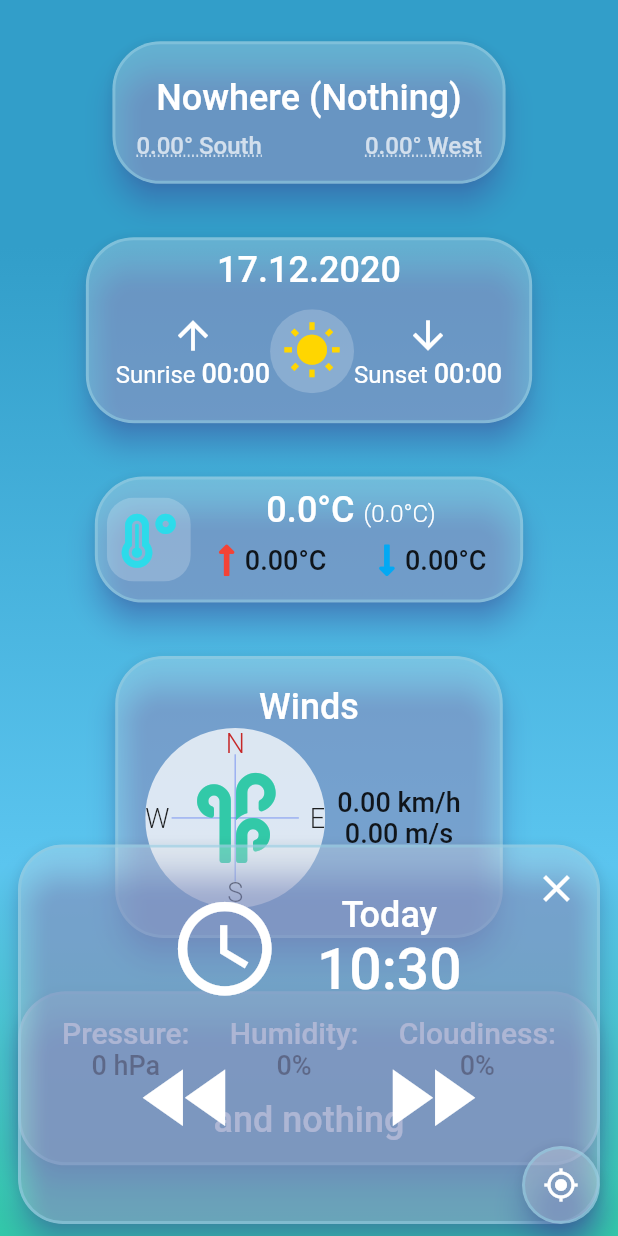
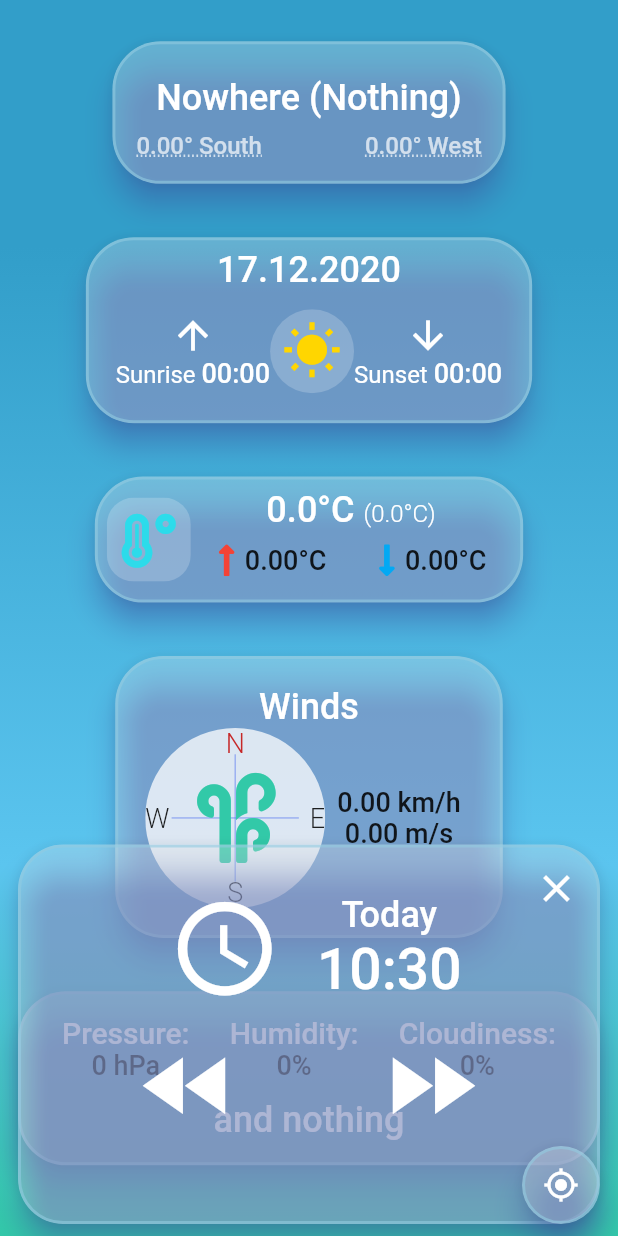
Before and after one commit to Varadho/bachelor_weather, a Flutter app: the BlocPage screen opened directly, after a tap on the "access time" icon, on a phone screen of 412 x 824 dp. Run offline on Flutter 3.47's test engine with Material 2 defaults, Android fonts, the phone set to English and light mode, and no system bars; our stand-ins replace equatable, flutter_bloc, flutter_compass, flutter_mobx, flutter_redux, font_awesome_flutter and 4 more; generated files the repository leaves out were written again; statements that could not run were skipped.

Commit message:
Update time selectors. No further inksplashing. Raw gesture detectors, instead of fancy buttons.

```diff
--- a/lib/ui/pages/bloc/controls/time_selector.dart
+++ b/lib/ui/pages/bloc/controls/time_selector.dart
@@ -67,24 +67,18 @@ class TimeSelector extends StatelessWidget {
                 child: Row(
                   mainAxisAlignment: MainAxisAlignment.spaceEvenly,
                   children: [
-                    IconButton(
+                    GestureDetector(
                       key: const Key("previous_time"),
-                      onPressed: () => BlocProvider.of<WeatherBloc>(context)
+                      onTap: () => BlocProvider.of<WeatherBloc>(context)
                           .add(DecrementTimeEvent()),
-                      icon: decrementTimeIcon,
-                      splashColor: Colors.transparent,
-                      highlightColor: Colors.transparent,
-                      iconSize: 75,
+                      child: decrementTimeIcon,
                     ),
                     Container(),
-                    IconButton(
+                    GestureDetector(
                       key: const Key("next_time"),
-                      onPressed: () => BlocProvider.of<WeatherBloc>(context)
+                      onTap: () => BlocProvider.of<WeatherBloc>(context)
                           .add(IncrementTimeEvent()),
-                      icon: incrementTimeIcon,
-                      splashColor: Colors.transparent,
-                      highlightColor: Colors.transparent,
-                      iconSize: 75,
+                      child: incrementTimeIcon,
                     ),
                   ],
                 ),
```
Also changed, not shown: lib/ui/pages/mobx/controls/time_selector.dart (+6 -12 lines), lib/ui/pages/provider/controls/time_selector.dart (+6 -12 lines), lib/ui/pages/redux/controls/time_selector.dart (+6 -12 lines), lib/ui/pages/set_state/controls/time_selector.dart (+6 -12 lines).
